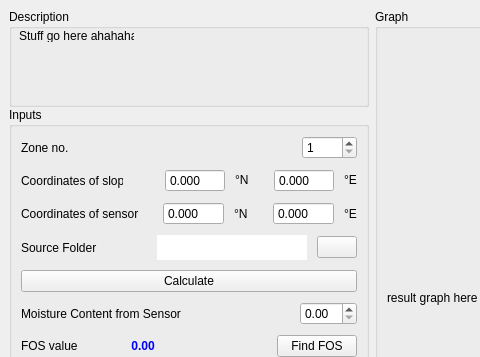
First picture: the form in main.ui, repository pseuds/MoistureSensor, before the edit; both pictures show x 0 to 480 and y 0 to 357 of the 984 by 600 pixel window.
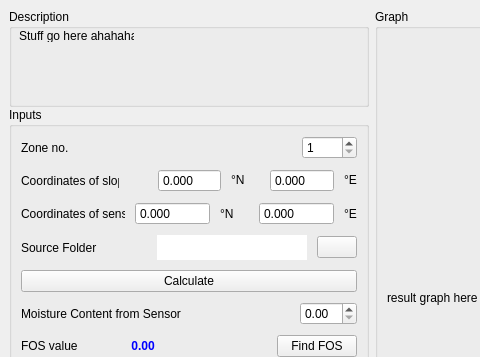
Second picture: the form after the edit. Icons and pictures are not drawn.

The edit to the form file:
```diff
--- a/main.ui
+++ b/main.ui
@@ -180,7 +180,7 @@
               <number>3</number>
              </property>
              <property name="maximum">
-              <double>9999.000000000000000</double>
+              <double>9999999.000000000000000</double>
              </property>
             </widget>
            </item>
@@ -222,7 +222,7 @@
               <number>3</number>
              </property>
              <property name="maximum">
-              <double>9999.000000000000000</double>
+              <double>9999999.000000000000000</double>
              </property>
              <property name="singleStep">
               <double>0.000100000000000</double>
@@ -275,7 +275,7 @@
               <number>3</number>
              </property>
              <property name="maximum">
-              <double>9999.000000000000000</double>
+              <double>9999999.000000000000000</double>
              </property>
             </widget>
            </item>
@@ -311,7 +311,7 @@
               <number>3</number>
              </property>
              <property name="maximum">
-              <double>9999.000000000000000</double>
+              <double>9999999.000000000000000</double>
              </property>
             </widget>
            </item>
```
Left out of the diff: 4 changed lines with no effect on the pictures.
